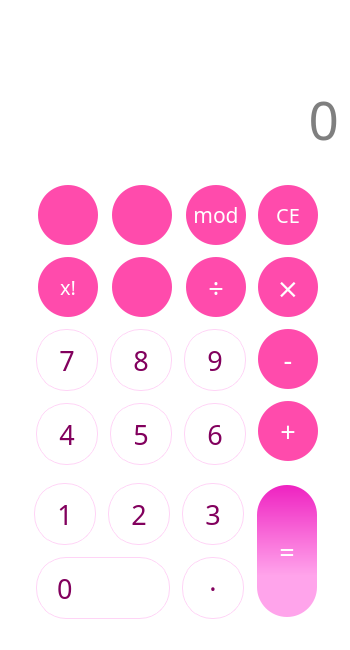
Qt form src/GUI/mainwindow.ui (fifixsandy/Proj2-NGLYD) before a commit.
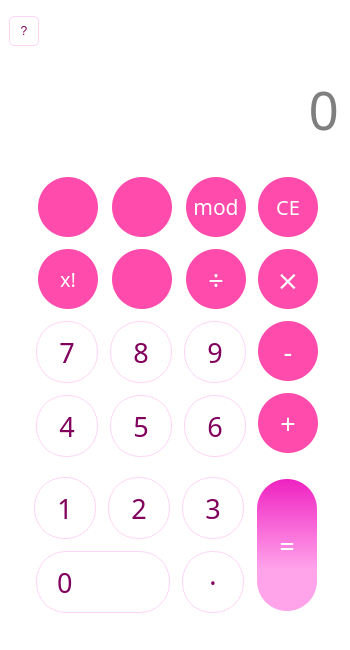
The same form after that commit. Icons and pictures are not drawn.

Commit message: Added help window

```diff
--- a/src/GUI/mainwindow.ui
+++ b/src/GUI/mainwindow.ui
@@ -47,18 +47,7 @@
    </property>
    <layout class="QVBoxLayout" name="verticalLayout">
     <item>
-     <spacer name="verticalSpacer">
-      <property name="orientation">
-       <enum>Qt::Vertical</enum>
-      </property>
-      <property name="sizeHint" stdset="0">
-       <size>
-        <width>20</width>
-        <height>40</height>
-       </size>
-      </property>
-     </spacer>
-    </item>
+     <layout class="QHBoxLayout" name="horizontalLayout_4">
     <item>
      <widget class="QLineEdit" name="Display2">
       <property name="enabled">
@@ -114,6 +103,47 @@
        <string/>
       </property>
      </widget>
+      </item>
+      <item>
+       <widget class="QPushButton" name="ButtonHelp">
+        <property name="minimumSize">
+         <size>
+          <width>30</width>
+          <height>30</height>
+         </size>
+        </property>
+        <property name="maximumSize">
+         <size>
+          <width>30</width>
+          <height>30</height>
+         </size>
+        </property>
+        <property name="cursor">
+         <cursorShape>PointingHandCursor</cursorShape>
+        </property>
+        <property name="focusPolicy">
+         <enum>Qt::NoFocus</enum>
+        </property>
+        <property name="accessibleName">
+         <string/>
+        </property>
+        <property name="styleSheet">
+         <string notr="true">QPushButton{
+	background-color: white;
+	border: 1px;
+ 	border-style: solid;
+	border-color: rgb(255, 212, 246);
+	color: #82005D;
+ 	border-radius:5px;
+}
+</string>
+        </property>
+        <property name="text">
+         <string>?</string>
+        </property>
+       </widget>
+      </item>
+     </layout>
     </item>
     <item>
      <widget class="QLineEdit" name="Display">
```
Lines whose indentation alone changed are shown as unchanged. The commit also changes 6 other files.
